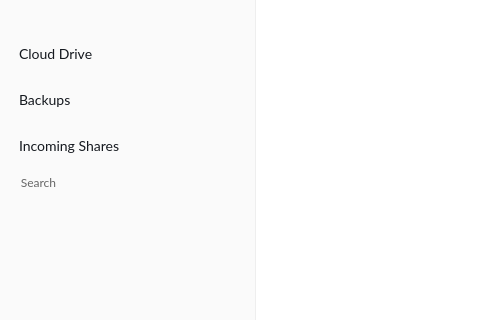
Above: src/MEGASync/gui/node_selector/gui/win/NodeSelector.ui from meganz/MEGAsync before the change; both pictures show x 0 to 480 and y 0 to 320 of the 830 by 590 pixel window. Below: the same form after it.
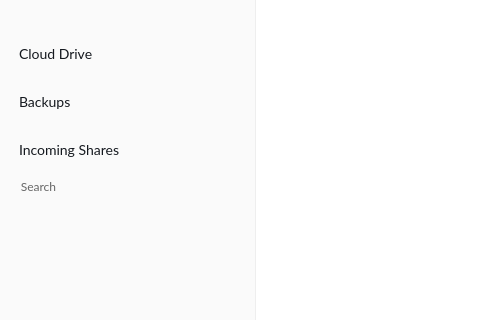
That is the form after the change. Icons and pictures are not drawn.

Commit message: min size

```diff
--- a/src/MEGASync/gui/node_selector/gui/win/NodeSelector.ui
+++ b/src/MEGASync/gui/node_selector/gui/win/NodeSelector.ui
@@ -337,7 +337,7 @@
            <property name="minimumSize">
             <size>
              <width>0</width>
-             <height>0</height>
+             <height>40</height>
             </size>
            </property>
            <property name="frameShape">
```
